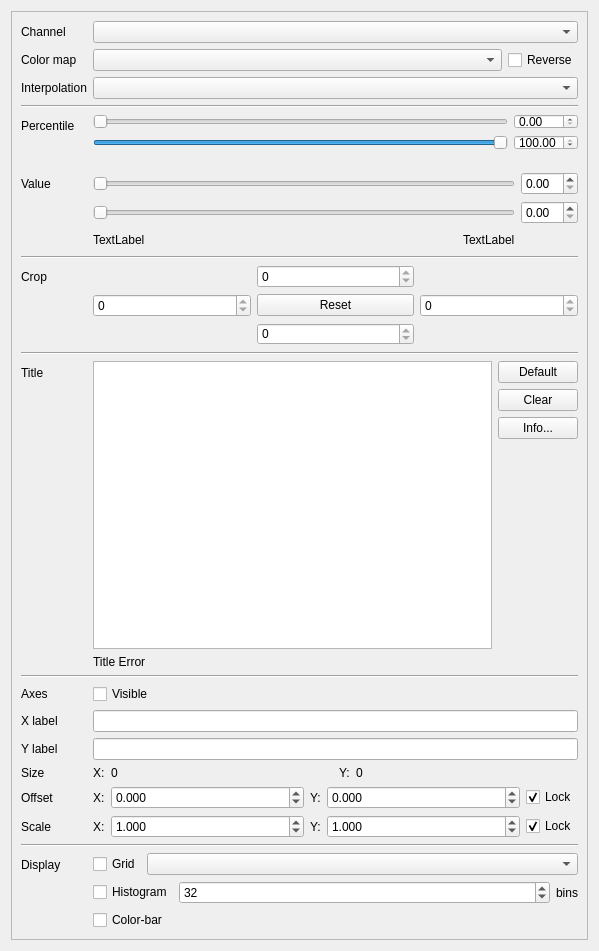
Old version of the form rastools/rasviewer/mdi_window.ui in the repository waveform-computing/rastools.
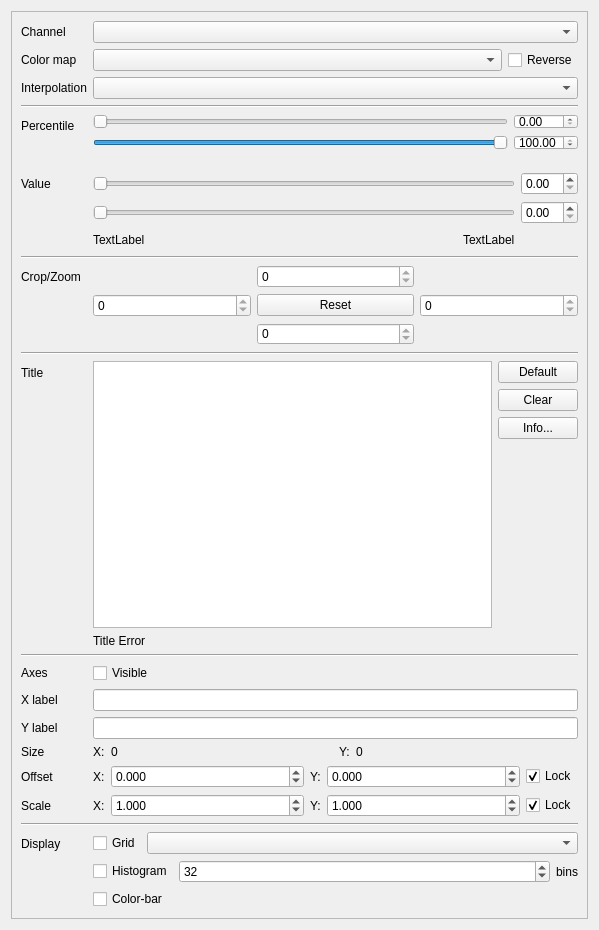
New version of the form.

Commit message: Migrated the rasextract rendering code to rasviewer. Needs more work though: the title's still falling off the top...

Diff of the .ui file:
```diff
--- a/rastools/rasviewer/mdi_window.ui
+++ b/rastools/rasviewer/mdi_window.ui
@@ -7,7 +7,7 @@
     <x>0</x>
     <y>0</y>
     <width>599</width>
-    <height>951</height>
+    <height>930</height>
    </rect>
   </property>
   <property name="windowTitle">
@@ -44,7 +44,7 @@
          <x>0</x>
          <y>0</y>
          <width>579</width>
-         <height>931</height>
+         <height>910</height>
         </rect>
        </property>
        <layout class="QFormLayout" name="formLayout">
@@ -275,7 +275,7 @@
         <item row="7" column="0">
          <widget class="QLabel" name="crop_label">
           <property name="text">
-           <string>Crop</string>
+           <string>Crop/Zoom</string>
           </property>
           <property name="textFormat">
            <enum>Qt::PlainText</enum>
```
The commit also changes 2 other files.
